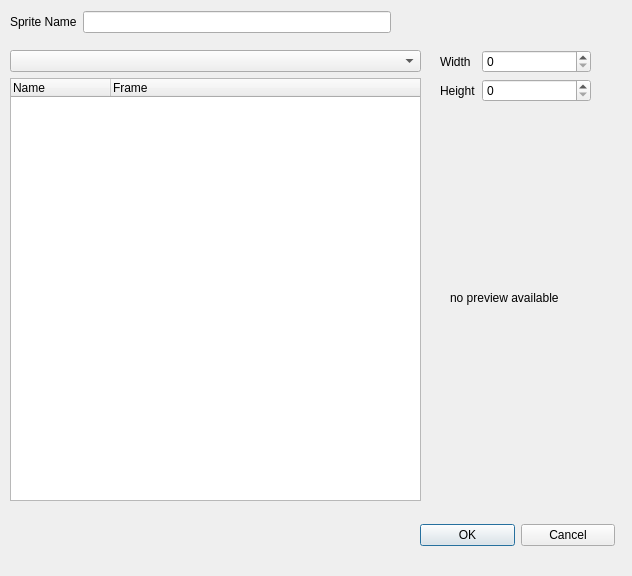
The window that brickleedit/src/gui/spriteeditor/spriteeditor.ui (paarm/bricklebrit) describes before a commit, drawn with Qt 5.
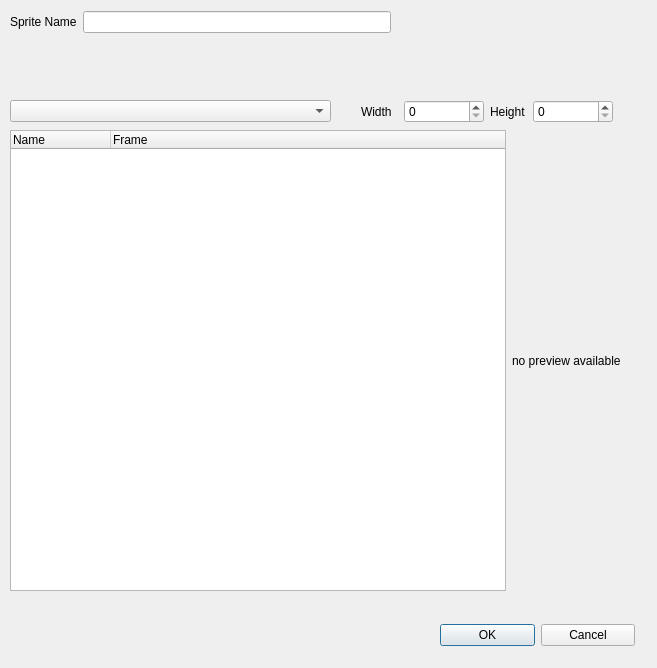
The same window after the commit.

```diff
--- a/brickleedit/src/gui/spriteeditor/spriteeditor.ui
+++ b/brickleedit/src/gui/spriteeditor/spriteeditor.ui
@@ -6,8 +6,8 @@
    <rect>
     <x>0</x>
     <y>0</y>
-    <width>632</width>
-    <height>576</height>
+    <width>657</width>
+    <height>668</height>
    </rect>
   </property>
   <property name="windowTitle">
@@ -16,8 +16,8 @@
   <widget class="QWidget" name="layoutWidget">
    <property name="geometry">
     <rect>
-     <x>420</x>
-     <y>520</y>
+     <x>440</x>
+     <y>620</y>
      <width>195</width>
      <height>30</height>
     </rect>
@@ -65,64 +65,26 @@
     </item>
    </layout>
   </widget>
-  <widget class="QLabel" name="label_3">
+  <widget class="QComboBox" name="resourceNameOpm">
    <property name="geometry">
     <rect>
-     <x>450</x>
-     <y>290</y>
-     <width>171</width>
-     <height>16</height>
+     <x>10</x>
+     <y>100</y>
+     <width>321</width>
+     <height>22</height>
     </rect>
    </property>
-   <property name="text">
-    <string>no preview available</string>
-   </property>
   </widget>
-  <widget class="QWidget" name="">
-   <property name="geometry">
-    <rect>
-     <x>440</x>
-     <y>50</y>
-     <width>151</width>
-     <height>53</height>
-    </rect>
-   </property>
-   <layout class="QFormLayout" name="formLayout">
-    <item row="0" column="1">
-     <widget class="QSpinBox" name="spriteWidth"/>
-    </item>
-    <item row="1" column="0">
-     <widget class="QLabel" name="label_5">
-      <property name="text">
-       <string>Height</string>
-      </property>
-     </widget>
-    </item>
-    <item row="1" column="1">
-     <widget class="QSpinBox" name="spriteHeight"/>
-    </item>
-    <item row="0" column="0">
-     <widget class="QLabel" name="label_2">
-      <property name="text">
-       <string>Width</string>
-      </property>
-     </widget>
-    </item>
-   </layout>
-  </widget>
   <widget class="QWidget" name="">
    <property name="geometry">
     <rect>
      <x>10</x>
-     <y>50</y>
-     <width>411</width>
-     <height>451</height>
+     <y>130</y>
+     <width>611</width>
+     <height>461</height>
     </rect>
    </property>
-   <layout class="QVBoxLayout" name="verticalLayout">
-    <item>
-     <widget class="QComboBox" name="resourceNameOpm"/>
-    </item>
+   <layout class="QHBoxLayout" name="horizontalLayout_2">
     <item>
      <widget class="QTreeWidget" name="treeWidget">
       <column>
@@ -137,8 +99,67 @@
       </column>
      </widget>
     </item>
+    <item>
+     <widget class="QLabel" name="previewImage">
+      <property name="text">
+       <string>no preview available</string>
+      </property>
+     </widget>
+    </item>
    </layout>
   </widget>
+  <widget class="QWidget" name="">
+   <property name="geometry">
+    <rect>
+     <x>361</x>
+     <y>100</y>
+     <width>252</width>
+     <height>24</height>
+    </rect>
+   </property>
+   <layout class="QHBoxLayout" name="horizontalLayout_4">
+    <item>
+     <widget class="QLabel" name="label_2">
+      <property name="text">
+       <string>Width</string>
+      </property>
+     </widget>
+    </item>
+    <item>
+     <widget class="QSpinBox" name="spriteWidth">
+      <property name="minimumSize">
+       <size>
+        <width>80</width>
+        <height>0</height>
+       </size>
+      </property>
+      <property name="maximum">
+       <number>9999</number>
+      </property>
+     </widget>
+    </item>
+    <item>
+     <widget class="QLabel" name="label_5">
+      <property name="text">
+       <string>Height</string>
+      </property>
+     </widget>
+    </item>
+    <item>
+     <widget class="QSpinBox" name="spriteHeight">
+      <property name="minimumSize">
+       <size>
+        <width>80</width>
+        <height>0</height>
+       </size>
+      </property>
+      <property name="maximum">
+       <number>9999</number>
+      </property>
+     </widget>
+    </item>
+   </layout>
+  </widget>
   <zorder>layoutWidget</zorder>
   <zorder>treeWidget</zorder>
   <zorder>resourceNameOpm</zorder>
```
Left out of the diff: 12 changed lines with no effect on the pictures.
